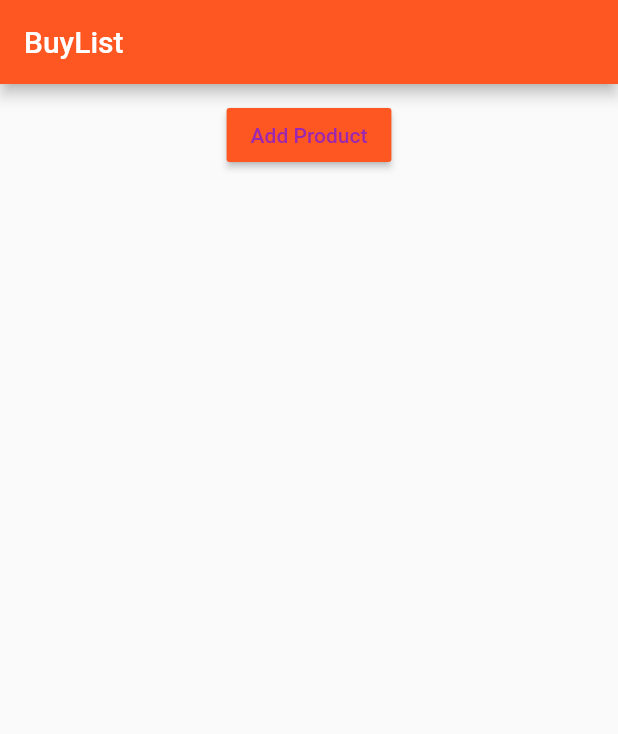
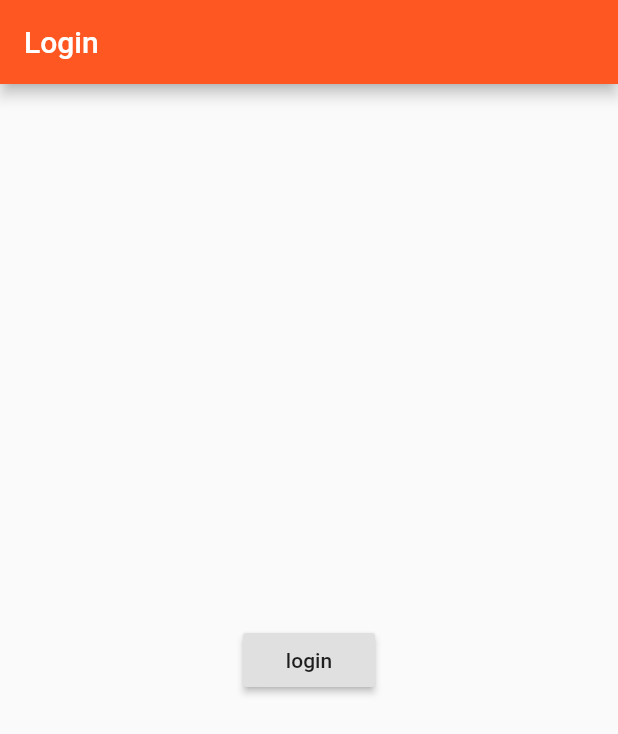
Before and after one commit to JordiiVidal/FlutterBasics, a Flutter app: the screen it shows after launch, on a phone screen of 412 x 824 dp. Shown: the top 734 px of the screen. Run offline on Flutter 3.47's test engine with Material 2 defaults, Android fonts, the phone set to English and light mode, and no system bars.

```diff
--- a/lib/main.dart
+++ b/lib/main.dart
@@ -1,5 +1,5 @@
 import 'package:flutter/material.dart';
-import './pages/home.dart';
+import './pages/auth.dart';
 
 //import 'package:flutter/rendering.dart';
 
@@ -22,7 +22,7 @@ class MyApp extends StatelessWidget {
           brightness: Brightness.light, //default exists dark
           primarySwatch: Colors.deepOrange, //static properties
           accentColor: Colors.purple),
-      home: HomePage()
+      home: AuthPage()
     );
   }
 }
--- /dev/null
+++ b/lib/pages/auth.dart
@@ -0,0 +1,28 @@
+import 'package:flutter/material.dart';
+
+import 'home.dart';
+
+class AuthPage extends StatelessWidget {
+  @override
+  Widget build(BuildContext context) {
+    // TODO: implement build
+    return Scaffold(
+      appBar: AppBar(
+        title: Text('Login'),
+      ),
+      body: Center(
+          child: RaisedButton(
+        child: Text('login'),
+        onPressed: () {
+          //Navigator siempre que se quiera cambiar de pagina(always)
+          Navigator.pushReplacement(//Significa que la pagina actual sera completamente replacada por la otra y no permite tirar atras
+            context,
+            MaterialPageRoute(
+              builder: (BuildContext context) => HomePage(),
+            ),
+          );
+        },
+      )),
+    );
+  }
+}
```
